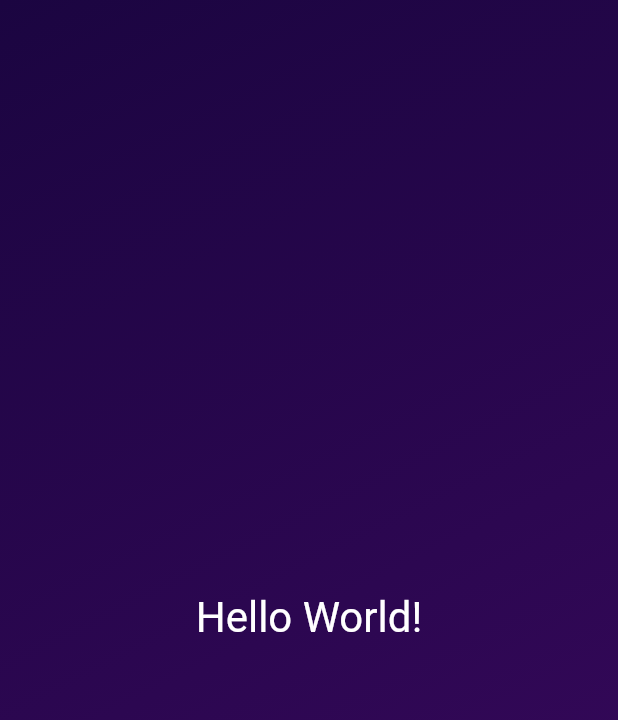
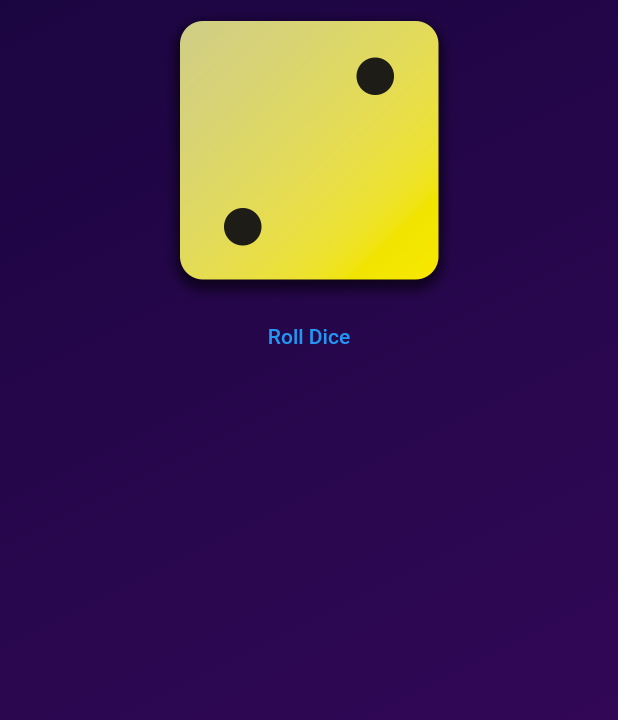
Before and after one commit to JoshuaScherer1996/dices, a Flutter app: the screen it shows after launch, on a phone screen of 412 x 824 dp. Shown: the top 720 px of the screen. Run offline on Flutter 3.47's test engine with Material 2 defaults, Android fonts, the phone set to English and light mode, and no system bars.

Commit message:
added assets and displayed an image

```diff
--- a/lib/gradiant_container.dart
+++ b/lib/gradiant_container.dart
@@ -1,5 +1,4 @@
 import 'package:flutter/material.dart';
-import 'package:dices/styled_text.dart';
 
 const startAlignment = Alignment.topLeft;
 const endAlignment = Alignment.bottomRight;
@@ -11,6 +10,8 @@ class GradientContainer extends StatelessWidget {
   final Color colorA;
   final Color colorB;
 
+  void rollDice() {}
+
   @override
   Widget build(context) {
     return Container(
@@ -21,9 +22,16 @@ class GradientContainer extends StatelessWidget {
           end: endAlignment,
         ),
       ),
-      child: const Center(
-        child: StyledText("Hello World!"),
-      ),
+      child: Center(
+          child: Column(
+        children: [
+          Image.asset(
+            'assets/images/dice-2.png',
+            width: 200,
+          ),
+          TextButton(onPressed: rollDice, child: const Text('Roll Dice'))
+        ],
+      )),
     );
   }
 }
```
Also changed, not shown: pubspec.yaml (+7 -3 lines), assets/images/dice-1.png (added), assets/images/dice-2.png (added), assets/images/dice-3.png (added), assets/images/dice-4.png (added), assets/images/dice-5.png (added), assets/images/dice-6.png (added).
